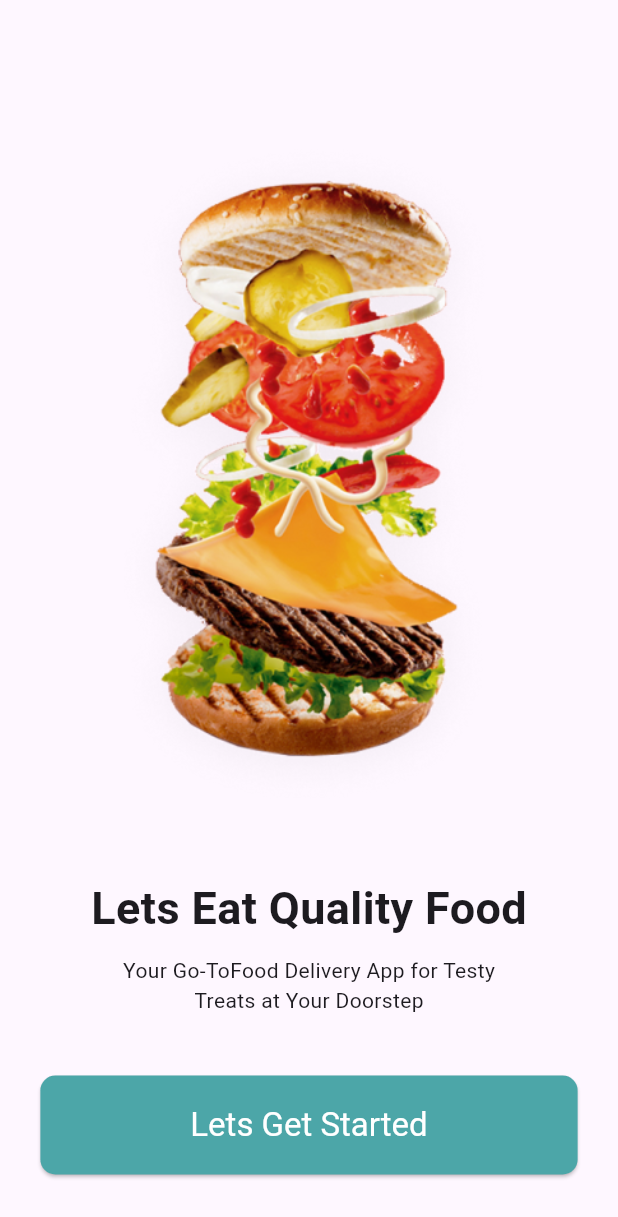
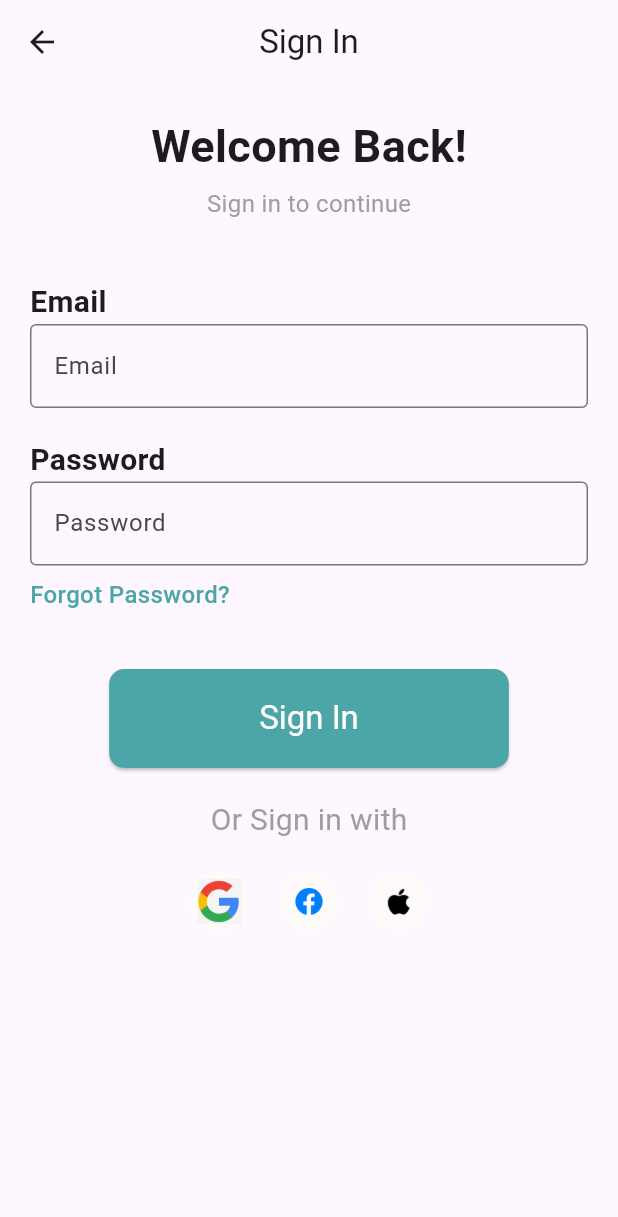
Before and after one commit to rajni2002491/foodify_app, a Flutter app: the screen it shows after launch, after a tap on "Lets Get Started", on a phone screen of 412 x 824 dp. Shown: the top 1217 px of the screen. Run offline on Flutter 3.47's test engine with Material 3 defaults, Android fonts, the phone set to English and light mode, and no system bars.

Commit message:
signin_screen done

```diff
--- a/lib/onboarding_screen.dart
+++ b/lib/onboarding_screen.dart
@@ -1,4 +1,5 @@
 import 'package:flutter/material.dart';
+import 'package:foodify_app/signin_screen.dart';
 
 class OnboardingScreen extends StatelessWidget {
   const OnboardingScreen({super.key});
@@ -24,6 +25,12 @@ class OnboardingScreen extends StatelessWidget {
               SizedBox(height: 40,),
               ElevatedButton(
                 onPressed: () {
+                  Navigator.push(
+                    context,
+                    MaterialPageRoute(
+                      builder: (context) => const SignInScreen(),
+                    ),
+                  );
                   // Navigate to the next screen
                 },
                 style: ElevatedButton.styleFrom(
--- /dev/null
+++ b/lib/signin_screen.dart
@@ -0,0 +1,164 @@
+import 'package:flutter/material.dart';
+
+class SignInScreen extends StatelessWidget {
+  const SignInScreen({super.key});
+
+  @override
+  Widget build(BuildContext context) {
+    return Scaffold(
+      appBar: AppBar(
+        centerTitle: true,
+        title: const Text('Sign In'),
+      ),
+      body: SingleChildScrollView(
+        child: Column(
+          crossAxisAlignment: CrossAxisAlignment.start,
+          children: [
+            const SizedBox(height: 20),
+            const Center(
+              child: Text(
+                'Welcome Back!',
+                style: TextStyle(fontSize: 30, fontWeight: FontWeight.w700),
+              ),
+            ),
+            const SizedBox(height: 5),
+            const Center(
+              child: Text(
+                'Sign in to continue',
+                style: TextStyle(color: Colors.grey, fontSize: 16),
+              ),
+            ),
+            const SizedBox(height: 40),
+
+            // Email label
+            const Padding(
+              padding: EdgeInsets.symmetric(horizontal: 20),
+              child: Text(
+                'Email',
+                style: TextStyle(fontSize: 20, fontWeight: FontWeight.w700),
+              ),
+            ),
+
+            // Email field
+            const Padding(
+              padding: EdgeInsets.symmetric(horizontal: 20),
+              child: TextField(
+                decoration: InputDecoration(
+                  labelText: 'Email',
+                  border: OutlineInputBorder(),
+                ),
+              ),
+            ),
+            const SizedBox(height: 20),
+
+            // Password label
+            const Padding(
+              padding: EdgeInsets.symmetric(horizontal: 20),
+              child: Text(
+                'Password',
+                style: TextStyle(fontSize: 20, fontWeight: FontWeight.w700),
+              ),
+            ),
+
+            // Password field
+            const Padding(
+              padding: EdgeInsets.symmetric(horizontal: 20),
+              child: TextField(
+                obscureText: true,
+                decoration: InputDecoration(
+                  labelText: 'Password',
+                  border: OutlineInputBorder(),
+                ),
+              ),
+            ),
+
+            // Forgot Password
+            Padding(
+              padding: const EdgeInsets.symmetric(horizontal: 20, vertical: 8),
+              child: Text(
+                'Forgot Password?',
+                style: TextStyle(
+                  color: Color(0xFF4CA6A8),
+                  fontSize: 16,
+                  fontWeight: FontWeight.w500,
+                ),
+              ),
+            ),
+
+            const SizedBox(height: 30),
+
+            // Sign In button
+            Center(
+              child: ElevatedButton(
+                onPressed: () {
+                  // Handle sign-in
+                },
+                style: ElevatedButton.styleFrom(
+                  backgroundColor: const Color(0xFF4CA6A8),
+                  shape: RoundedRectangleBorder(
+                    borderRadius: BorderRadius.circular(10),
+                  ),
+                  padding: const EdgeInsets.symmetric(horizontal: 100, vertical: 20),
+                  textStyle: const TextStyle(fontSize: 20),
+                ),
+                child: const Text(
+                  'Sign In',
+                  style: TextStyle(fontSize: 22, color: Colors.white),
+                ),
+              ),
+            ),
+
+            const SizedBox(height: 20),
+
+            // Or sign in with
+            const Center(
+              child: Text(
+                'Or Sign in with',
+                style: TextStyle(fontSize: 20, color: Colors.grey),
+              ),
+            ),
+            const SizedBox(height: 20),
+
+            // Social media icons
+            Row(
+              mainAxisAlignment: MainAxisAlignment.center,
+              children: [
+                CircleAvatar(
+                  backgroundColor: const Color.fromARGB(255, 254, 250, 250),
+                  radius: 20,
+                  child: Image.asset(
+                    'assets/images/google.png',
+                    height: 30,
+                    width: 30,
+                  ),
+                ),
+                const SizedBox(width: 20),
+                CircleAvatar(
+                  backgroundColor: const Color.fromARGB(255, 254, 250, 250),
+                  radius: 20,
+                  child: Image.asset(
+                    'assets/images/facebook.png',
+                    height: 30,
+                    width: 30,
+                  ),
+                ),
+                const SizedBox(width: 20),
+                CircleAvatar(
+                  backgroundColor: const Color.fromARGB(255, 254, 250, 250),
+                  radius: 20,
+                  child: Image.asset(
+                    'assets/images/apple.png',
+                    height: 30,
+                    width: 30,
+                  ),
+                ),
+              ],
+            ),
+
+            const SizedBox(height: 30),
+          ],
+        ),
+      ),
+    );
+  }
+}
--- a/lib/splash_screen.dart
+++ b/lib/splash_screen.dart
@@ -14,10 +14,12 @@ class _SplashScreenState extends State<SplashScreen> {
   void initState() {
     super.initState();
     Timer(const Duration(seconds: 3), () {
-      Navigator.pushReplacement(
-        context,
-        MaterialPageRoute(builder: (context) => const OnboardingScreen()),
-      );
+      if (mounted) {
+        Navigator.of(context).pushAndRemoveUntil(
+          MaterialPageRoute(builder: (context) => const OnboardingScreen()),
+          (route) => false,
+        );
+      }
     });
   }
 
```
Also changed, not shown: lib/signup_screen.dart (added, +77 -0 lines), assets/images/apple.png (added), assets/images/facebook.png (added), assets/images/google.png (added).
